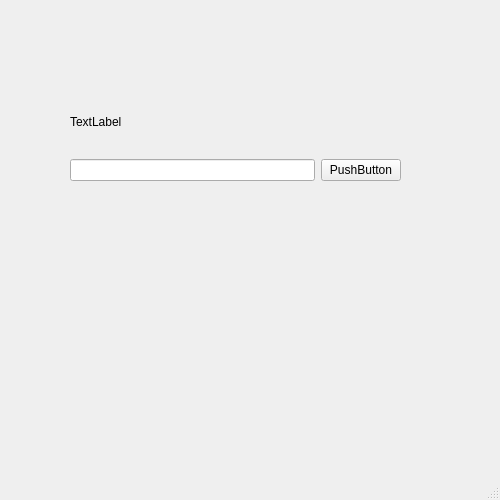
Before: the Qt Designer form src/dialog.ui in marcbowes/mxitc, drawn with Qt 5.
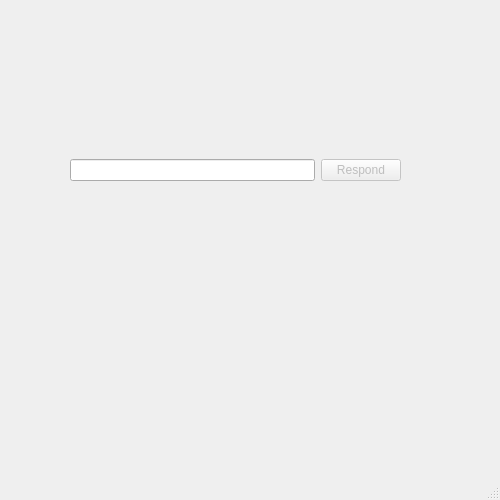
After: the same form once the commit is applied.

Commit message: added UI logic for CAPTCHA response disable respond button and ability to respond when input is empty and viceversa

What changed in the file:
```diff
--- a/src/dialog.ui
+++ b/src/dialog.ui
@@ -26,7 +26,7 @@
      <item>
       <widget class="QLabel" name="captchaLabel" >
        <property name="text" >
-        <string>TextLabel</string>
+        <string/>
        </property>
       </widget>
      </item>
@@ -36,9 +36,12 @@
         <widget class="QLineEdit" name="lineEdit" />
        </item>
        <item>
-        <widget class="QPushButton" name="pushButton" >
+        <widget class="QPushButton" name="captchaRespondButton" >
+         <property name="enabled" >
+          <bool>false</bool>
+         </property>
          <property name="text" >
-          <string>PushButton</string>
+          <string>Respond</string>
          </property>
         </widget>
        </item>
```
Left out of the diff: 2 changed lines with no effect on the pictures. The commit also changes 4 other files.
